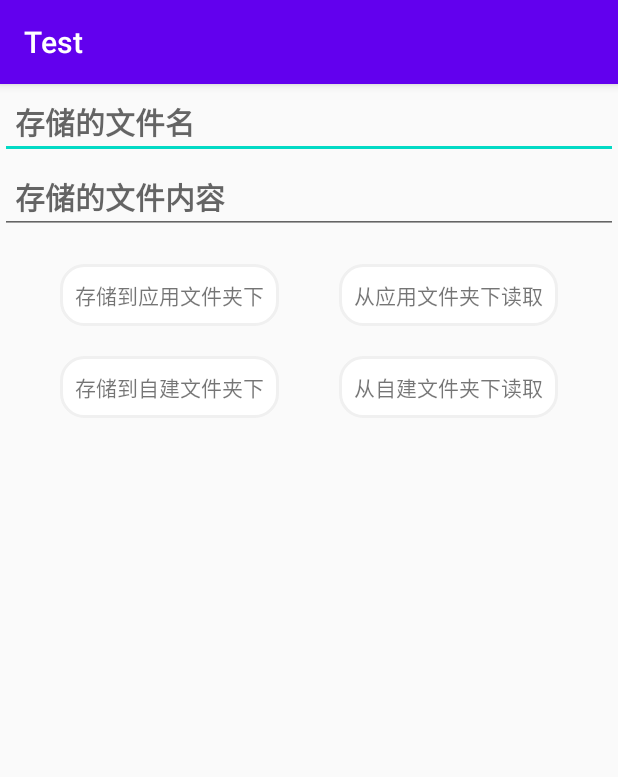
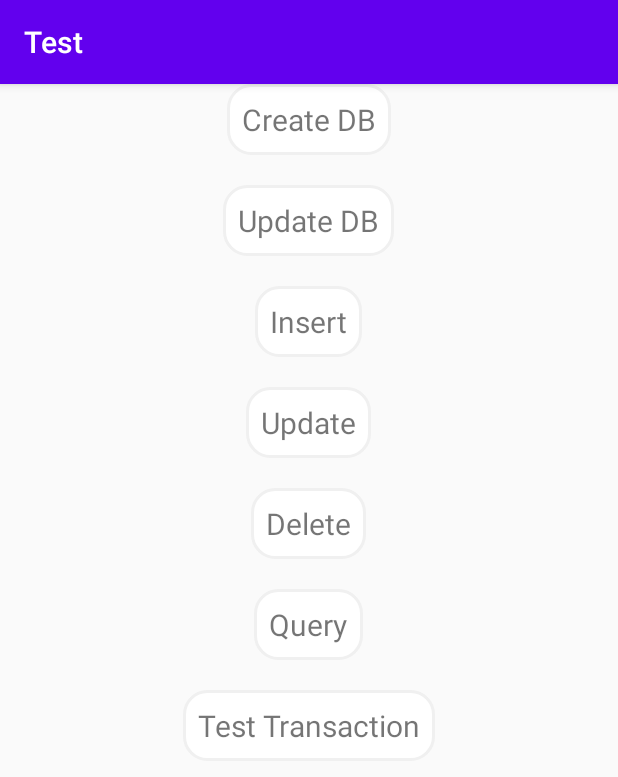
Before and after one commit to FergusAAA/Android_Demo, an Android app: the screen it shows after launch (ExteralStorageActivity before the commit, DatabaseStorageActivity after it), after a tap on "外部文件存储", on a phone screen of 412 x 824 dp. Shown: the top 777 px of the screen. Run offline under Robolectric (Android 15) with nearby library versions, the phone set to English and light mode, and no system bars; 2 statements that could not run were skipped.

Commit message:
数据库存储

```diff
--- a/app/src/main/AndroidManifest.xml
+++ b/app/src/main/AndroidManifest.xml
@@ -11,7 +11,7 @@
         android:roundIcon="@mipmap/ic_launcher_round"
         android:supportsRtl="true"
         android:theme="@style/AppTheme">
-        <activity android:name=".View.ExteralStorageActivity"></activity>
+        <activity android:name=".View.ExteralStorageActivity" />
         <activity android:name=".View.InnerFilestorageActivity" />
         <activity android:name=".View.TweenActivity" />
         <activity android:name=".View.MainActivity">
@@ -21,6 +21,7 @@
                 <category android:name="android.intent.category.LAUNCHER" />
             </intent-filter>
         </activity>
+        <activity android:name=".View.DatabaseStorageActivity" />
     </application>
 
 </manifest>
--- /dev/null
+++ b/app/src/main/java/com/example/test/View/DatabaseStorageActivity.java
@@ -0,0 +1,37 @@
+package com.example.test.View;
+
+import android.os.Bundle;
+import android.widget.TextView;
+
+import androidx.annotation.Nullable;
+import androidx.appcompat.app.AppCompatActivity;
+
+import com.example.test.R;
+
+public class DatabaseStorageActivity extends AppCompatActivity {
+
+    private TextView createDbBtn;
+    private TextView updateDbBtn;
+    private TextView insertBtn;
+    private TextView updateBtn;
+    private TextView delBtn;
+    private TextView queryBtn;
+    private TextView testBtn;
+
+    @Override
+    protected void onCreate(@Nullable Bundle savedInstanceState) {
+        super.onCreate(savedInstanceState);
+        setContentView(R.layout.activity_database_storage);
+        initView();
+    }
+
+    private void initView() {
+        createDbBtn = findViewById(R.id.create_db);
+        updateDbBtn = findViewById(R.id.update_db);
+        insertBtn = findViewById(R.id.insert);
+        updateBtn = findViewById(R.id.update);
+        delBtn = findViewById(R.id.delete);
+        queryBtn = findViewById(R.id.query);
+        testBtn = findViewById(R.id.test_transaction);
+    }
+}
--- a/app/src/main/java/com/example/test/View/MainActivity.java
+++ b/app/src/main/java/com/example/test/View/MainActivity.java
@@ -3,6 +3,7 @@ package com.example.test.View;
 import android.content.Intent;
 import android.os.Bundle;
 import android.view.View;
+import android.widget.FrameLayout;
 import android.widget.TextView;
 
 import androidx.appcompat.app.AppCompatActivity;
@@ -12,8 +13,9 @@ import com.example.test.R;
 public class MainActivity extends AppCompatActivity implements View.OnClickListener {
     private static final String TAG = "MainActivity";
     private TextView btn1;
-    private TextView btn2;
+    private FrameLayout btn2;
     private TextView btn3;
+    private TextView btn4;
 
     @Override
     protected void onCreate(Bundle savedInstanceState) {
@@ -22,10 +24,12 @@ public class MainActivity extends AppCompatActivity implements View.OnClickListe
         btn1 = findViewById(R.id.btn_1);
         btn2 = findViewById(R.id.btn_2);
         btn3 = findViewById(R.id.btn_3);
+        btn4 = findViewById(R.id.btn_4);
 
         btn1.setOnClickListener(this);
         btn2.setOnClickListener(this);
         btn3.setOnClickListener(this);
+        btn4.setOnClickListener(this);
     }
 
     @Override
@@ -40,6 +44,9 @@ public class MainActivity extends AppCompatActivity implements View.OnClickListe
             case R.id.btn_3:
                 startActivity(ExteralStorageActivity.class);
                 break;
+            case R.id.btn_4:
+                startActivity(DatabaseStorageActivity.class);
+                break;
             default:
                 break;
         }
--- /dev/null
+++ b/app/src/main/java/com/example/test/utils/DBHelper.java
@@ -0,0 +1,44 @@
+package com.example.test.utils;
+
+import android.content.Context;
+import android.database.sqlite.SQLiteDatabase;
+import android.database.sqlite.SQLiteOpenHelper;
+import android.util.Log;
+
+import androidx.annotation.Nullable;
+
+public class DBHelper extends SQLiteOpenHelper {
+    private static final String TAG = "DBHelper";
+
+    public DBHelper(@Nullable Context context, int version) {
+        super(context, "test.db", null, version);
+    }
+
+    /**
+     * 当数据库文件创建的时候执行
+     * 建表
+     * 插入一些初始化数据
+     *
+     * @param db 数据库文件
+     */
+    @Override
+    public void onCreate(SQLiteDatabase db) {
+        String sql = "create table person( _id integer primary key autoincrement, name varchar, age int)";
+        db.execSQL(sql);
+        db.execSQL("insert into person (name,age) values('TOM',11)");
+        db.execSQL("insert into person (name,age) values('SUM',12)");
+        db.execSQL("insert into person (name,age) values('GOD',13)");
+    }
+
+    /**
+     * 当传入的数据库版本大于当前数据库的版本时调用
+     *
+     * @param db
+     * @param oldVersion
+     * @param newVersion
+     */
+    @Override
+    public void onUpgrade(SQLiteDatabase db, int oldVersion, int newVersion) {
+        Log.w(TAG, "onUpgrade: oldVersion: " + oldVersion + " newVersion: " + newVersion);
+    }
+}
--- /dev/null
+++ b/app/src/main/res/layout/activity_database_storage.xml
@@ -0,0 +1,90 @@
+<?xml version="1.0" encoding="utf-8"?>
+<LinearLayout xmlns:android="http://schemas.android.com/apk/res/android"
+    android:layout_width="match_parent"
+    android:layout_height="match_parent"
+    android:orientation="vertical">
+
+    <TextView
+        android:id="@+id/create_db"
+        android:layout_width="wrap_content"
+        android:layout_height="wrap_content"
+        android:layout_gravity="center_horizontal"
+        android:background="@drawable/btn_background"
+        android:focusable="true"
+        android:padding="10dp"
+        android:text="@string/Create_db"
+        android:textSize="20sp" />
+
+    <TextView
+        android:id="@+id/update_db"
+        android:layout_width="wrap_content"
+        android:layout_height="wrap_content"
+        android:layout_gravity="center_horizontal"
+        android:layout_marginTop="20dp"
+        android:background="@drawable/btn_background"
+        android:focusable="true"
+        android:padding="10dp"
+        android:text="@string/Update_db"
+        android:textSize="20sp" />
+
+    <TextView
+        android:id="@+id/insert"
+        android:layout_width="wrap_content"
+        android:layout_height="wrap_content"
+        android:layout_gravity="center_horizontal"
+        android:layout_marginTop="20dp"
+        android:background="@drawable/btn_background"
+        android:focusable="true"
+        android:padding="10dp"
+        android:text="@string/Insert"
+        android:textSize="20sp" />
+
+    <TextView
+        android:id="@+id/update"
+        android:layout_width="wrap_content"
+        android:layout_height="wrap_content"
+        android:layout_gravity="center_horizontal"
+        android:layout_marginTop="20dp"
+        android:background="@drawable/btn_background"
+        android:focusable="true"
+        android:padding="10dp"
+        android:text="@string/Update"
+        android:textSize="20sp" />
+
+    <TextView
+        android:id="@+id/delete"
+        android:layout_width="wrap_content"
+        android:layout_height="wrap_content"
+        android:layout_gravity="center_horizontal"
+        android:layout_marginTop="20dp"
+        android:background="@drawable/btn_background"
+        android:focusable="true"
+        android:padding="10dp"
+        android:text="@string/Delete"
+        android:textSize="20sp" />
+
+    <TextView
+        android:id="@+id/query"
+        android:layout_width="wrap_content"
+        android:layout_height="wrap_content"
+        android:layout_gravity="center_horizontal"
+        android:layout_marginTop="20dp"
+        android:background="@drawable/btn_background"
+        android:focusable="true"
+        android:padding="10dp"
+        android:text="@string/Query"
+        android:textSize="20sp" />
+
+    <TextView
+        android:id="@+id/test_transaction"
+        android:layout_width="wrap_content"
+        android:layout_height="wrap_content"
+        android:layout_gravity="center_horizontal"
+        android:layout_marginTop="20dp"
+        android:background="@drawable/btn_background"
+        android:focusable="true"
+        android:padding="10dp"
+        android:text="@string/Test_transaction"
+        android:textSize="20sp" />
+
+</LinearLayout>
--- a/app/src/main/res/layout/activity_main.xml
+++ b/app/src/main/res/layout/activity_main.xml
@@ -1,6 +1,7 @@
 <?xml version="1.0" encoding="utf-8"?>
 <androidx.constraintlayout.widget.ConstraintLayout xmlns:android="http://schemas.android.com/apk/res/android"
     xmlns:app="http://schemas.android.com/apk/res-auto"
+    xmlns:tools="http://schemas.android.com/tools"
     android:layout_width="match_parent"
     android:layout_height="match_parent">
 
@@ -48,10 +49,42 @@
         android:text="@string/Exteral_file_storage"
         android:textSize="20sp"
         android:textStyle="bold"
-        app:layout_constraintBottom_toBottomOf="parent"
+        app:layout_constraintBottom_toTopOf="@id/btn_4"
         app:layout_constraintLeft_toLeftOf="parent"
         app:layout_constraintRight_toRightOf="parent"
         app:layout_constraintTop_toBottomOf="@id/btn_2" />
 
+    <TextView
+        android:id="@+id/btn_4"
+        android:layout_width="wrap_content"
+        android:layout_height="wrap_content"
+        android:background="@drawable/btn_background"
+        android:focusable="true"
+        android:gravity="center"
+        android:padding="10dp"
+        android:text="@string/Exteral_file_storage"
+        android:textSize="20sp"
+        android:textStyle="bold"
+        app:layout_constraintBottom_toTopOf="@id/btn_4"
+        app:layout_constraintLeft_toLeftOf="parent"
+        app:layout_constraintRight_toRightOf="parent"
+        app:layout_constraintTop_toBottomOf="@id/btn_2" />
+
+    <TextView
+        android:id="@+id/btn_4"
+        android:layout_width="wrap_content"
+        android:layout_height="wrap_content"
+        android:background="@drawable/btn_background"
+        android:focusable="true"
+        android:gravity="center"
+        android:padding="10dp"
+        android:text="@string/Database_storage"
+        android:textSize="20sp"
+        android:textStyle="bold"
+        app:layout_constraintBottom_toBottomOf="parent"
+        app:layout_constraintLeft_toLeftOf="parent"
+        app:layout_constraintRight_toRightOf="parent"
+        app:layout_constraintTop_toBottomOf="@id/btn_3" />
+
 
 </androidx.constraintlayout.widget.ConstraintLayout>
--- a/app/src/main/res/values/strings.xml
+++ b/app/src/main/res/values/strings.xml
@@ -3,4 +3,12 @@
     <string name="Tween">补间动画</string>
     <string name="Inner_file_storage">内部文件存储</string>
     <string name="Exteral_file_storage">外部文件存储</string>
+    <string name="Database_storage">数据库存储</string>
+    <string name="Create_db">Create DB</string>
+    <string name="Update_db">Update DB</string>
+    <string name="Insert">Insert</string>
+    <string name="Update">Update</string>
+    <string name="Delete">Delete</string>
+    <string name="Query">Query</string>
+    <string name="Test_transaction">Test Transaction</string>
 </resources>
```
Also changed, not shown: app/src/main/java/com/example/test/View/imp/DatabaseStorageImp.java (added, +5 -0 lines).
